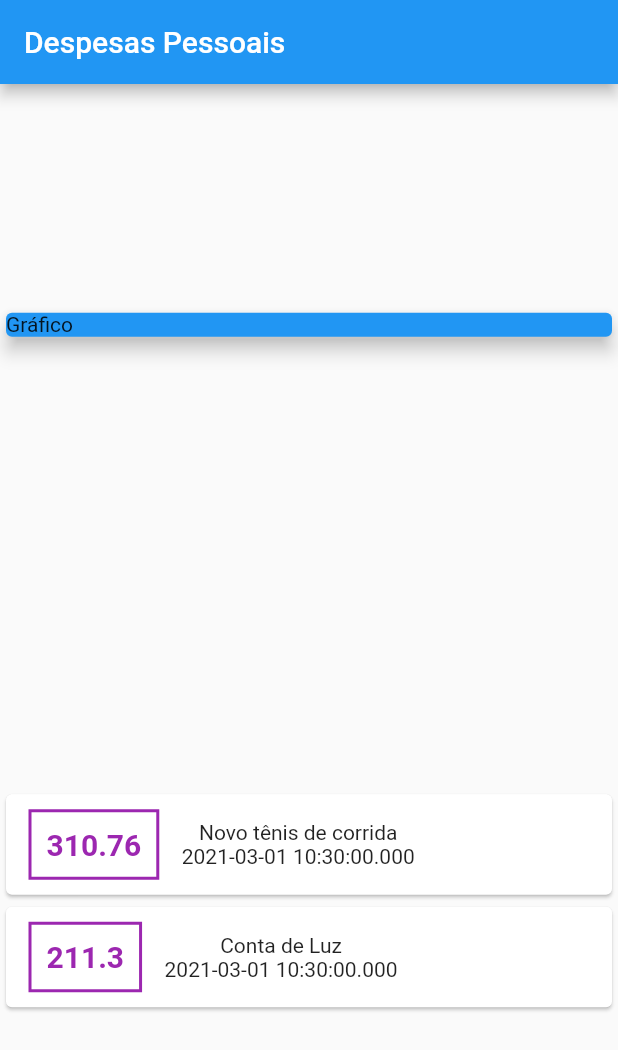
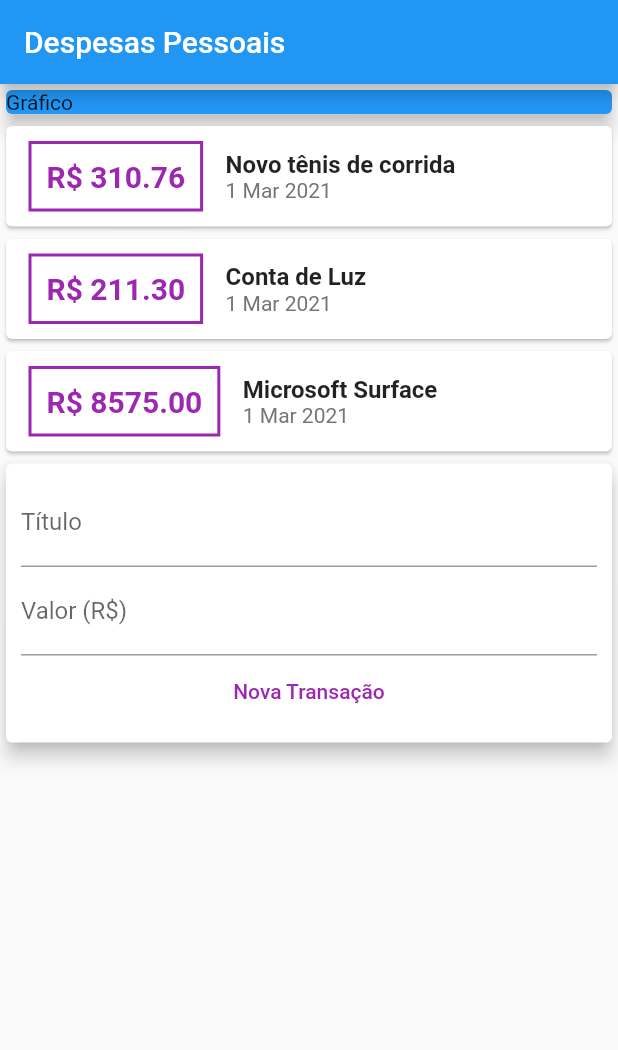
Before and after one commit to rogerio-dalvi/expenses, a Flutter app: the screen it shows after launch, on a phone screen of 412 x 824 dp. Shown: the top 1050 px of the screen. Run offline on Flutter 3.47's test engine with Material 2 defaults, Android fonts, the phone set to English and light mode, and no system bars.

Commit message:
Exercicio ate 92

```diff
--- /dev/null
+++ b/lib/components/transaction_form.dart
@@ -0,0 +1,42 @@
+import 'package:flutter/material.dart';
+
+class TransactionForm extends StatelessWidget {
+  final titleController = TextEditingController();
+  final valueController = TextEditingController();
+
+  @override
+  Widget build(BuildContext context) {
+    return Card(
+      elevation: 5,
+      child: Padding(
+        padding: const EdgeInsets.all(10.0),
+        child: Column(
+          children: [
+            TextField(
+              controller: titleController,
+              decoration: InputDecoration(
+                labelText: 'Título',
+              ),
+            ),
+            TextField(
+              controller: valueController,
+              decoration: InputDecoration(
+                labelText: 'Valor (R\$)',
+              ),
+            ),
+            FlatButton(
+              child: Text(
+                'Nova Transação',
+              ),
+              textColor: Colors.purple,
+              onPressed: () {
+                print(titleController.text);
+                print(valueController.text);
+              },
+            )
+          ],
+        ),
+      ),
+    );
+  }
+}
--- /dev/null
+++ b/lib/components/transaction_list.dart
@@ -0,0 +1,61 @@
+import '../models/transaction.dart';
+import 'package:flutter/material.dart';
+import 'package:intl/intl.dart';
+
+class TransactionList extends StatelessWidget {
+  final List<Transaction> transactions;
+
+  TransactionList(this.transactions);
+
+  @override
+  Widget build(BuildContext context) {
+    return Column(
+      children: transactions.map((tr) {
+        return Card(
+          child: Row(
+            children: <Widget>[
+              Container(
+                margin: EdgeInsets.symmetric(
+                  horizontal: 15,
+                  vertical: 10,
+                ),
+                decoration: BoxDecoration(
+                  border: Border.all(
+                    color: Colors.purple,
+                    width: 2,
+                  ),
+                ),
+                padding: EdgeInsets.all(10),
+                child: Text(
+                  'R\$ ${tr.value.toStringAsFixed(2)}',
+                  style: TextStyle(
+                      fontWeight: FontWeight.bold,
+                      fontSize: 20,
+                      color: Colors.purple),
+                ),
+              ),
+              Column(
+                crossAxisAlignment: CrossAxisAlignment.start,
+                children: [
+                  Text(
+                    tr.title,
+                    style: TextStyle(
+                      fontSize: 16,
+                      fontWeight: FontWeight.bold,
+                    ),
+                  ),
+                  Text(
+                    DateFormat('d MMM y').format(tr.date),
+                    style: TextStyle(
+                      color: Colors.grey[600],
+                    ),
+                  )
+                ],
+              )
+            ],
+          ),
+        );
+      }).toList(),
+    );
+  }
+}
--- /dev/null
+++ b/lib/components/transaction_user.dart
@@ -0,0 +1,42 @@
+import 'package:flutter/material.dart';
+import 'transaction_form.dart';
+import 'transaction_list.dart';
+import '../models/transaction.dart';
+
+class TransactionUser extends StatefulWidget {
+  @override
+  _TransactionUserState createState() => _TransactionUserState();
+}
+
+class _TransactionUserState extends State<TransactionUser> {
+  final _transactions = [
+    Transaction(
+      id: 't1',
+      title: 'Novo tênis de corrida',
+      value: 310.76,
+      date: DateTime.now(),
+    ),
+    Transaction(
+      id: 't2',
+      title: 'Conta de Luz',
+      value: 211.30,
+      date: DateTime.now(),
+    ),
+    Transaction(
+      id: 't3',
+      title: 'Microsoft Surface',
+      value: 8575.0,
+      date: DateTime.now(),
+    )
+  ];
+
+  @override
+  Widget build(BuildContext context) {
+    return Column(
+      children: [
+        TransactionList(_transactions),
+        TransactionForm(),
+      ],
+    );
+  }
+}
--- a/lib/main.dart
+++ b/lib/main.dart
@@ -1,4 +1,4 @@
-import 'models/transaction.dart';
+import 'package:expenses/components/transaction_user.dart';
 import 'package:flutter/material.dart';
 
 main() => runApp(ExpensesApp());
@@ -6,26 +6,13 @@ main() => runApp(ExpensesApp());
 class ExpensesApp extends StatelessWidget {
   @override
   Widget build(BuildContext context) {
-    return MaterialApp(home: MyHomePage());
+    return MaterialApp(
+      home: MyHomePage(),
+    );
   }
 }
 
 class MyHomePage extends StatelessWidget {
-  final _transactions = [
-    Transaction(
-      id: 't1',
-      title: 'Novo tênis de corrida',
-      value: 310.76,
-      date: DateTime.now(),
-    ),
-    Transaction(
-      id: 't2',
-      title: 'Conta de Luz',
-      value: 211.30,
-      date: DateTime.now(),
-    )
-  ];
-
   @override
   Widget build(BuildContext context) {
     return Scaffold(
@@ -33,7 +20,6 @@ class MyHomePage extends StatelessWidget {
           title: Text('Despesas Pessoais'),
         ),
         body: Column(
-          mainAxisAlignment: MainAxisAlignment.spaceAround,
           crossAxisAlignment: CrossAxisAlignment.stretch,
           children: [
             Container(
@@ -43,43 +29,7 @@ class MyHomePage extends StatelessWidget {
                 color: Colors.blue,
               ),
             ),
-            Column(
-              children: _transactions.map((tr) {
-                return Card(
-                    child: Row(
-                  children: <Widget>[
-                    Container(
-                      margin: EdgeInsets.symmetric(
-                        horizontal: 15,
-                        vertical: 10,
-                      ),
-                      decoration: BoxDecoration(
-                        border: Border.all(
-                          color: Colors.purple,
-                          width: 2,
-                        ),
-                      ),
-                      padding: EdgeInsets.all(10),
-                      child: Text(
-                        tr.value.toString(),
-                        style: TextStyle(
-                            fontWeight: FontWeight.bold,
-                            fontSize: 20,
-                            color: Colors.purple),
-                      ),
-                    ),
-                    Column(
-                      children: [
-                        Text(tr.title),
-                        Text(
-                          tr.date.toString(),
-                        )
-                      ],
-                    )
-                  ],
-                ));
-              }).toList(),
-            )
+            TransactionUser()
           ],
         ));
   }
--- a/pubspec.yaml
+++ b/pubspec.yaml
@@ -32,6 +32,7 @@ dependencies:
 dev_dependencies:
   flutter_test:
     sdk: flutter
+  intl: ^0.16.1
 
 # For information on the generic Dart part of this file, see the
 # following page: https://dart.dev/tools/pub/pubspec
```
Also changed, not shown: pubspec.lock, 1 other file.
